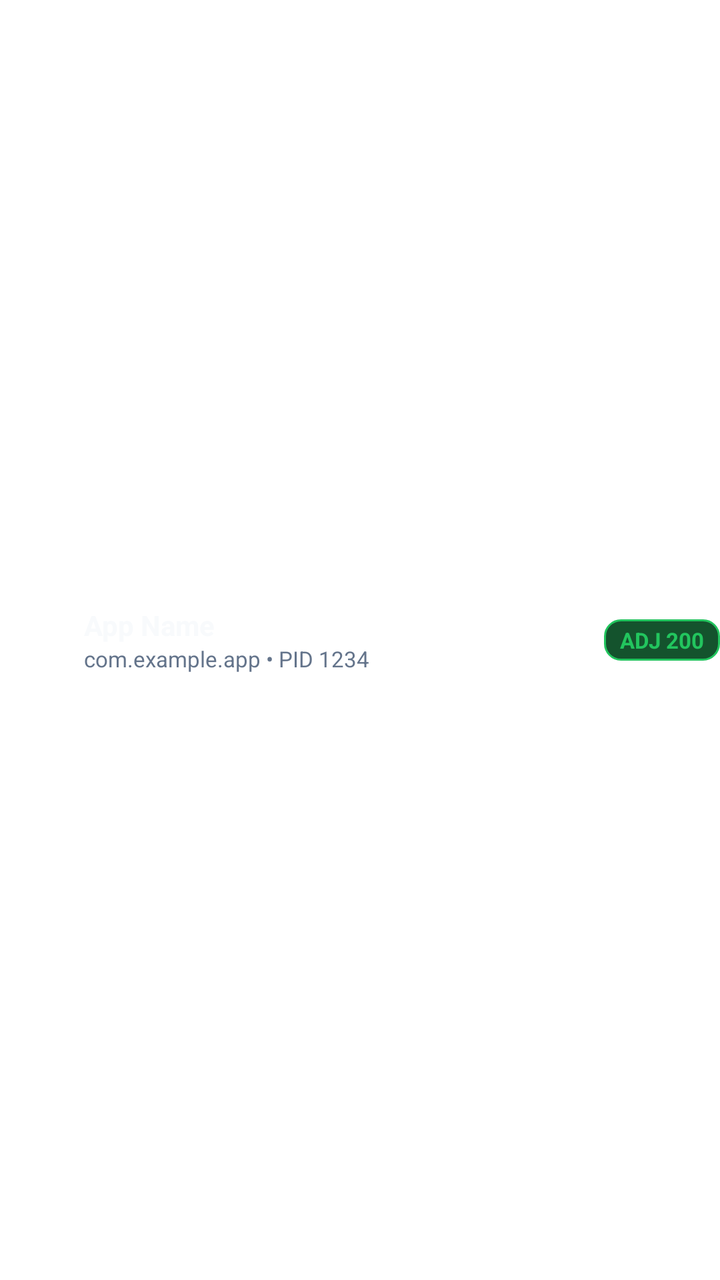
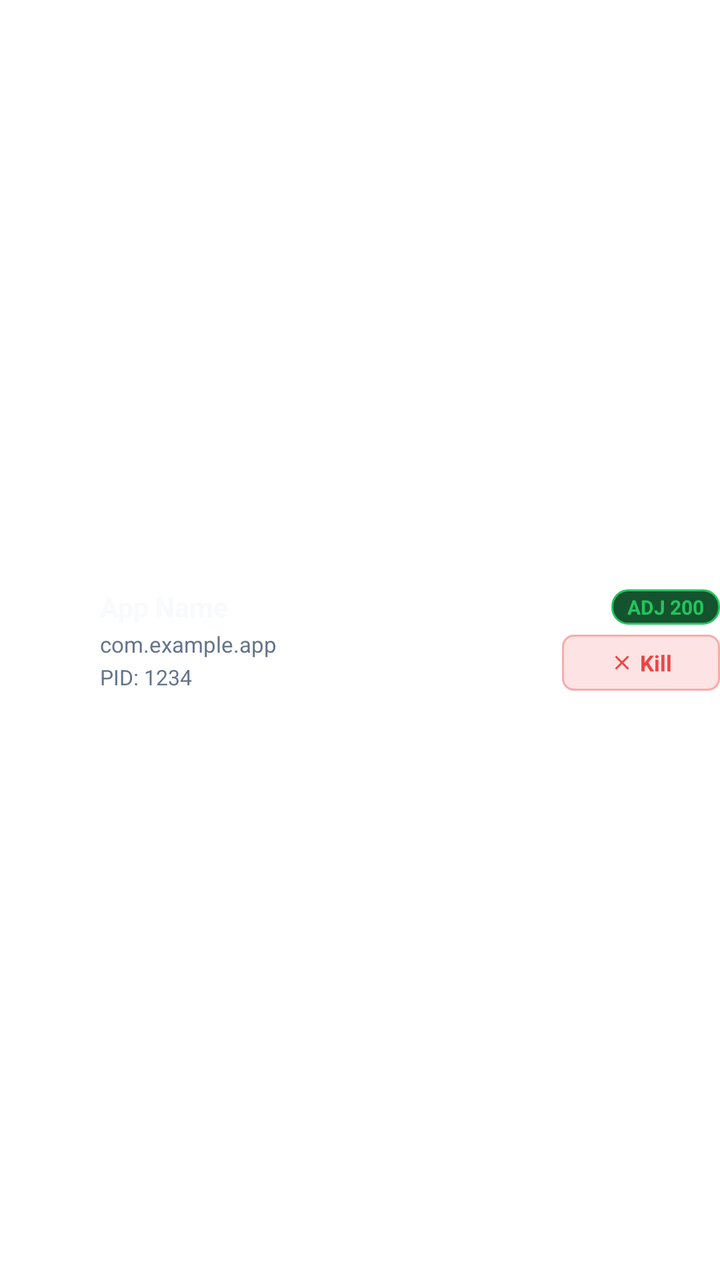

The first picture is an Android layout as it rendered before a commit; the second is the same layout after the commit. The layout source and the unified diff follow.
<!-- AndroidManifest.xml: fallback theme Theme.MaterialComponents.DayNight.NoActionBar -->
<!-- res/layout/item_process.xml -->
<?xml version="1.0" encoding="utf-8"?>
<LinearLayout xmlns:android="http://schemas.android.com/apk/res/android"
    android:layout_width="match_parent"
    android:layout_height="wrap_content"
    android:orientation="horizontal"
    android:gravity="center_vertical"
    android:paddingTop="8dp"
    android:paddingBottom="8dp">

    <ImageView
        android:id="@+id/ivProcIcon"
        android:layout_width="32dp"
        android:layout_height="32dp"
        android:contentDescription="Process Icon" />

    <LinearLayout
        android:layout_width="0dp"
        android:layout_height="wrap_content"
        android:layout_weight="1"
        android:orientation="vertical"
        android:layout_marginStart="10dp">

        <TextView
            android:id="@+id/tvProcName"
            android:layout_width="match_parent"
            android:layout_height="wrap_content"
            android:text="App Name"
            android:textColor="@color/text_title"
            android:textSize="14sp"
            android:textStyle="bold" />

        <TextView
            android:id="@+id/tvProcDetail"
            android:layout_width="match_parent"
            android:layout_height="wrap_content"
            android:text="com.example.app • PID 1234"
            android:textColor="@color/text_muted"
            android:textSize="11sp" />
    </LinearLayout>

    <TextView
        android:id="@+id/tvAdjBadge"
        android:layout_width="wrap_content"
        android:layout_height="wrap_content"
        android:text="ADJ 200"
        android:textColor="@color/accent_green"
        android:background="@drawable/bg_badge_green"
        android:paddingStart="8dp"
        android:paddingEnd="8dp"
        android:paddingTop="3dp"
        android:paddingBottom="3dp"
        android:textSize="11sp"
        android:textStyle="bold" />
</LinearLayout>
<!-- resources referenced by this layout -->
<resources>
  <color name="accent_green">#22C55E</color>
  <color name="text_muted">#64748B</color>
  <color name="text_title">#F8FAFC</color>
  <!-- drawable bg_badge_green (drawable) -->
  <?xml version="1.0" encoding="utf-8"?>
  <shape xmlns:android="http://schemas.android.com/apk/res/android">
      <solid android:color="@color/accent_green_bg" />
      <corners android:radius="8dp" />
      <stroke android:width="1dp" android:color="@color/accent_green" />
  </shape>
  <color name="accent_green_bg">#14532D</color>
</resources>

<!-- the commit's change to res/layout/item_process.xml (unified diff, before → after) -->
@@ -1,16 +1,17 @@
 <?xml version="1.0" encoding="utf-8"?>
 <LinearLayout xmlns:android="http://schemas.android.com/apk/res/android"
+    xmlns:app="http://schemas.android.com/apk/res-auto"
     android:layout_width="match_parent"
     android:layout_height="wrap_content"
     android:orientation="horizontal"
     android:gravity="center_vertical"
-    android:paddingTop="8dp"
-    android:paddingBottom="8dp">
+    android:paddingTop="9dp"
+    android:paddingBottom="9dp">
 
     <ImageView
         android:id="@+id/ivProcIcon"
-        android:layout_width="32dp"
-        android:layout_height="32dp"
+        android:layout_width="38dp"
+        android:layout_height="38dp"
         android:contentDescription="Process Icon" />
 
     <LinearLayout
@@ -18,7 +19,8 @@
         android:layout_height="wrap_content"
         android:layout_weight="1"
         android:orientation="vertical"
-        android:layout_marginStart="10dp">
+        android:layout_marginStart="12dp"
+        android:layout_marginEnd="8dp">
 
         <TextView
             android:id="@+id/tvProcName"
@@ -26,29 +28,79 @@
             android:layout_height="wrap_content"
             android:text="App Name"
             android:textColor="@color/text_title"
-            android:textSize="14sp"
+            android:textSize="13.5sp"
+            android:textStyle="bold"
+            android:maxLines="1"
+            android:ellipsize="end" />
+
+        <TextView
+            android:id="@+id/tvProcPackage"
+            android:layout_width="match_parent"
+            android:layout_height="wrap_content"
+            android:layout_marginTop="2dp"
+            android:text="com.example.app"
+            android:textColor="@color/text_muted"
+            android:textSize="11sp"
+            android:maxLines="1"
+            android:ellipsize="middle" />
+
+        <TextView
+            android:id="@+id/tvProcPid"
+            android:layout_width="match_parent"
+            android:layout_height="wrap_content"
+            android:layout_marginTop="2dp"
+            android:text="PID: 1234"
+            android:textColor="@color/text_muted"
+            android:textSize="10.5sp" />
+    </LinearLayout>
+
+    <LinearLayout
+        android:layout_width="wrap_content"
+        android:layout_height="wrap_content"
+        android:orientation="vertical"
+        android:gravity="end|center_vertical">
+
+        <TextView
+            android:id="@+id/tvAdjBadge"
+            android:layout_width="wrap_content"
+            android:layout_height="wrap_content"
+            android:text="ADJ 200"
+            android:textColor="@color/accent_green"
+            android:background="@drawable/bg_badge_green"
+            android:paddingStart="8dp"
+            android:paddingEnd="8dp"
+            android:paddingTop="2dp"
+            android:paddingBottom="2dp"
+            android:textSize="10sp"
             android:textStyle="bold" />
 
-        <TextView
-            android:id="@+id/tvProcDetail"
-            android:layout_width="match_parent"
-            android:layout_height="wrap_content"
-            android:text="com.example.app • PID 1234"
-            android:textColor="@color/text_muted"
-            android:textSize="11sp" />
+        <com.google.android.material.button.MaterialButton
+            android:id="@+id/btnKillProc"
+            style="@style/Widget.Material3.Button.TonalButton"
+            android:layout_width="wrap_content"
+            android:layout_height="28dp"
+            android:layout_marginTop="5dp"
+            android:insetTop="0dp"
+            android:insetBottom="0dp"
+            android:insetLeft="0dp"
+            android:insetRight="0dp"
+            android:paddingStart="8dp"
+            android:paddingEnd="8dp"
+            android:paddingTop="0dp"
+            android:paddingBottom="0dp"
+            android:minHeight="0dp"
+            android:minWidth="0dp"
+            android:text="@string/btn_kill_process"
+            android:textColor="@color/accent_red"
+            android:textSize="11sp"
+            android:textStyle="bold"
+            app:backgroundTint="#26EF4444"
+            app:strokeColor="#59EF4444"
+            app:strokeWidth="1dp"
+            app:cornerRadius="6dp"
+            app:icon="@drawable/ic_kill"
+            app:iconSize="12dp"
+            app:iconTint="@color/accent_red"
+            app:iconPadding="3dp" />
     </LinearLayout>
-
-    <TextView
-        android:id="@+id/tvAdjBadge"
-        android:layout_width="wrap_content"
-        android:layout_height="wrap_content"
-        android:text="ADJ 200"
-        android:textColor="@color/accent_green"
-        android:background="@drawable/bg_badge_green"
-        android:paddingStart="8dp"
-        android:paddingEnd="8dp"
-        android:paddingTop="3dp"
-        android:paddingBottom="3dp"
-        android:textSize="11sp"
-        android:textStyle="bold" />
 </LinearLayout>
<!-- resource entries referenced after the edit -->
@@ -1,6 +1,7 @@
 <!-- resources referenced by this layout -->
 <resources>
   <color name="accent_green">#22C55E</color>
+  <color name="accent_red">#EF4444</color>
   <color name="text_muted">#64748B</color>
   <color name="text_title">#F8FAFC</color>
   <!-- drawable bg_badge_green (drawable) -->
@@ -10,6 +11,18 @@
       <corners android:radius="8dp" />
       <stroke android:width="1dp" android:color="@color/accent_green" />
   </shape>
+  <!-- drawable ic_kill (drawable) -->
+  <?xml version="1.0" encoding="utf-8"?>
+  <vector xmlns:android="http://schemas.android.com/apk/res/android"
+      android:width="24dp"
+      android:height="24dp"
+      android:viewportWidth="24"
+      android:viewportHeight="24">
+      <path
+          android:fillColor="@color/accent_red"
+          android:pathData="M19,6.41L17.59,5 12,10.59 6.41,5 5,6.41 10.59,12 5,17.59 6.41,19 12,13.41 17.59,19 19,17.59 13.41,12z" />
+  </vector>
+  <string name="btn_kill_process">Kill</string>
   <color name="accent_green_bg">#14532D</color>
 </resources>
 
